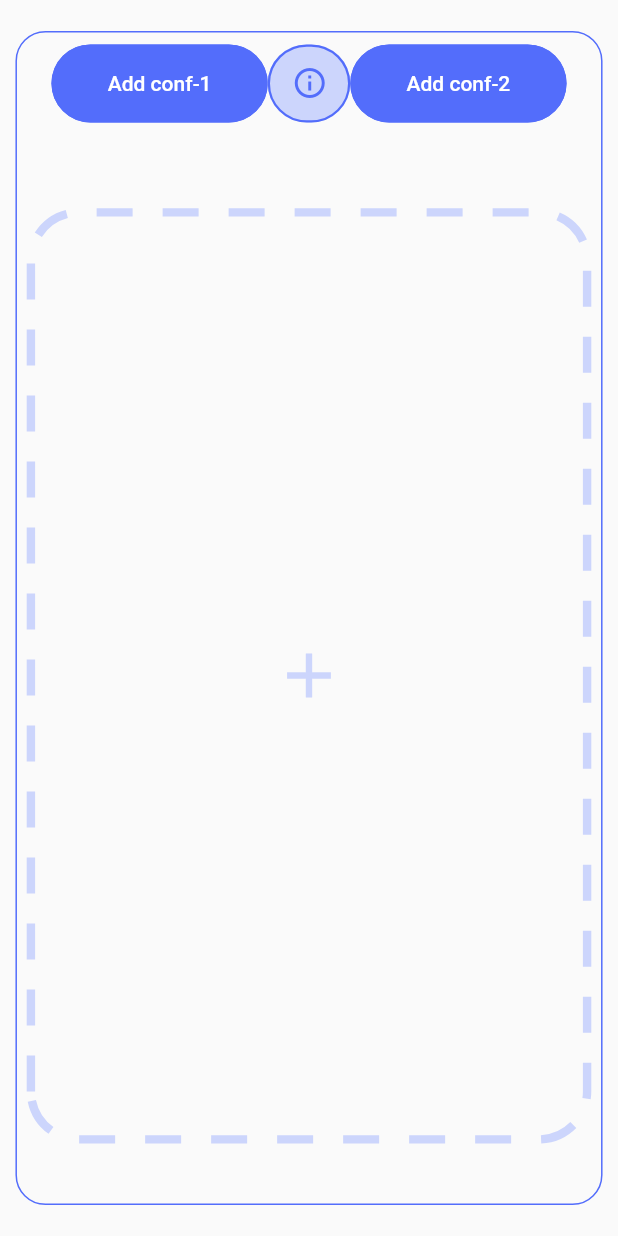
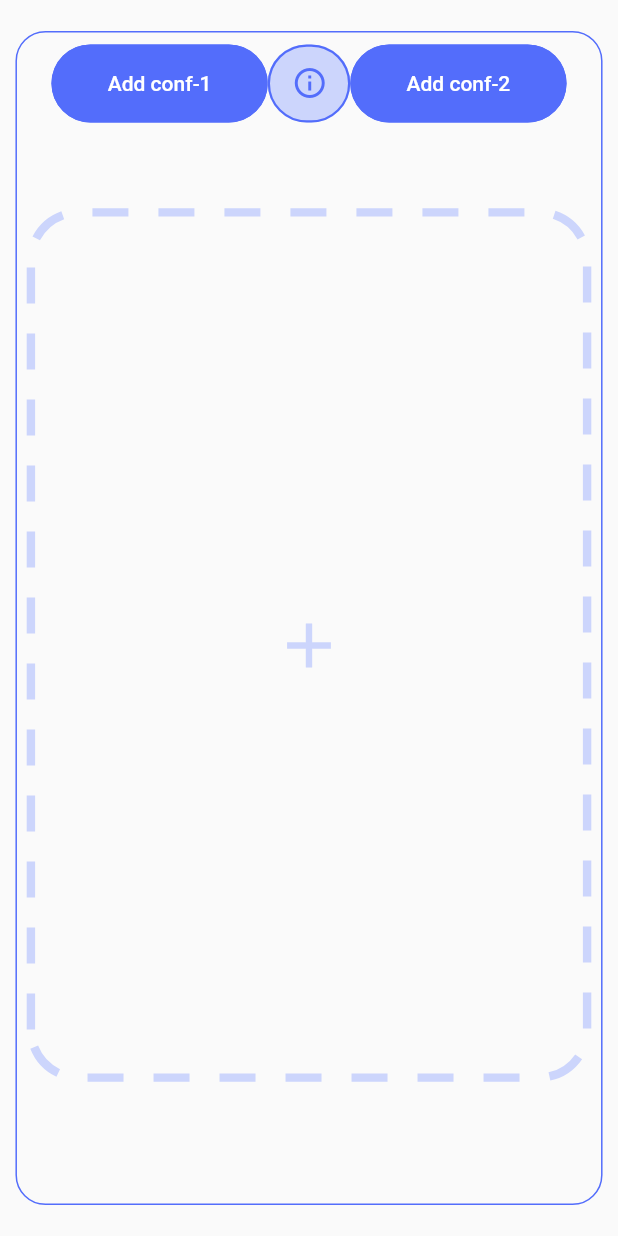
Before and after one commit to AnatoliyRoslyakov/dart_yaml_file_compare, a Flutter app: the screen it shows after launch, on a phone screen of 412 x 824 dp. Run offline on Flutter 3.47's test engine with Material 2 defaults, Android fonts, the phone set to English and light mode, and no system bars; drawn by our look-alikes of dotted_border; our stand-ins replace cross_file, file_picker, flutter_bloc, freezed_annotation, yaml; missing offline and left inert: desktop_drop.

Commit message:
adapted text layout

```diff
--- a/lib/ui/widget/start_widget.dart
+++ b/lib/ui/widget/start_widget.dart
@@ -89,7 +89,7 @@ class StartWidget extends StatelessWidget {
                         .read<KeyListBloc>()
                         .add(CreateKeyListEvent(state.file1!, state.file2!));
                   },
-                  child: const Icon(Icons.play_arrow)),
+                  child: const Text('GO')),
             )
           else
             SizedBox(
@@ -228,7 +228,7 @@ class DropDesctopWidget extends StatelessWidget {
 
           const SizedBox(height: 10,),
           SizedBox(
-            height: screenSize.height*0.75,
+            height: screenSize.height*0.70,
             width: screenSize.width*0.9,
             child: DottedBorder(
               borderType: BorderType.RRect,
--- a/pubspec.yaml
+++ b/pubspec.yaml
@@ -83,6 +83,12 @@ flutter:
   # "family" key with the font family name, and a "fonts" key with a
   # list giving the asset and other descriptors for the font. For
   # example:
+
+  fonts:
+    - family: Consolas
+      fonts:
+        - asset: fonts/consolas.ttf
+
   # fonts:
   #   - family: Schyler
   #     fonts:
```
Also changed, not shown: lib/ui/widget/key_list_widget.dart (+20 -0 lines), lib/ui/widget/value_widget.dart (+4 -4 lines), fonts/consolas.ttf (added).
